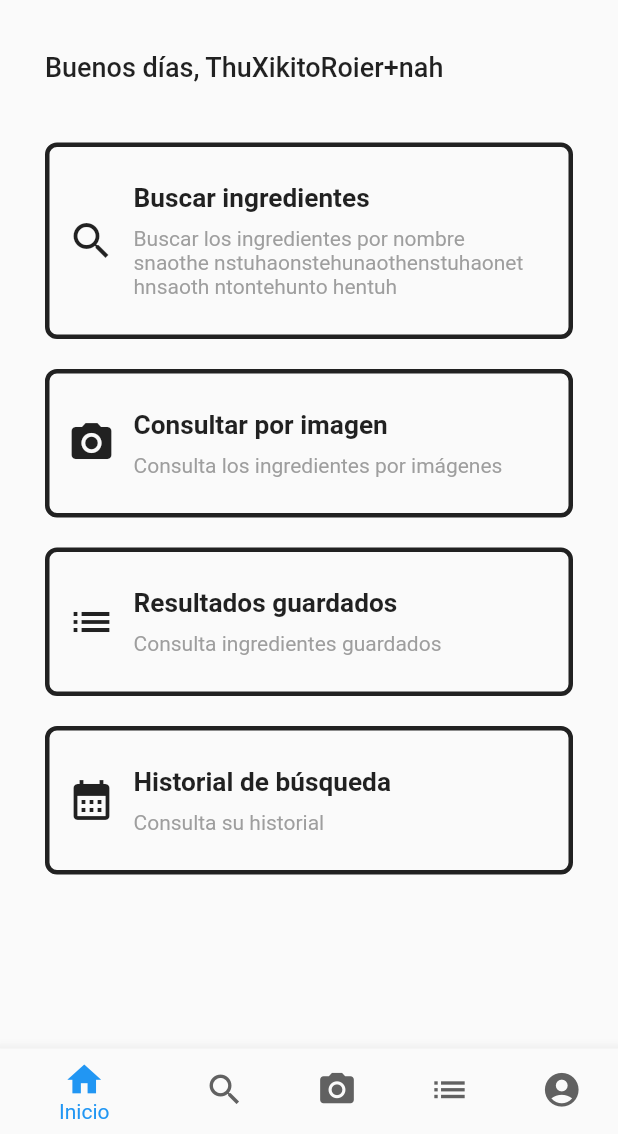
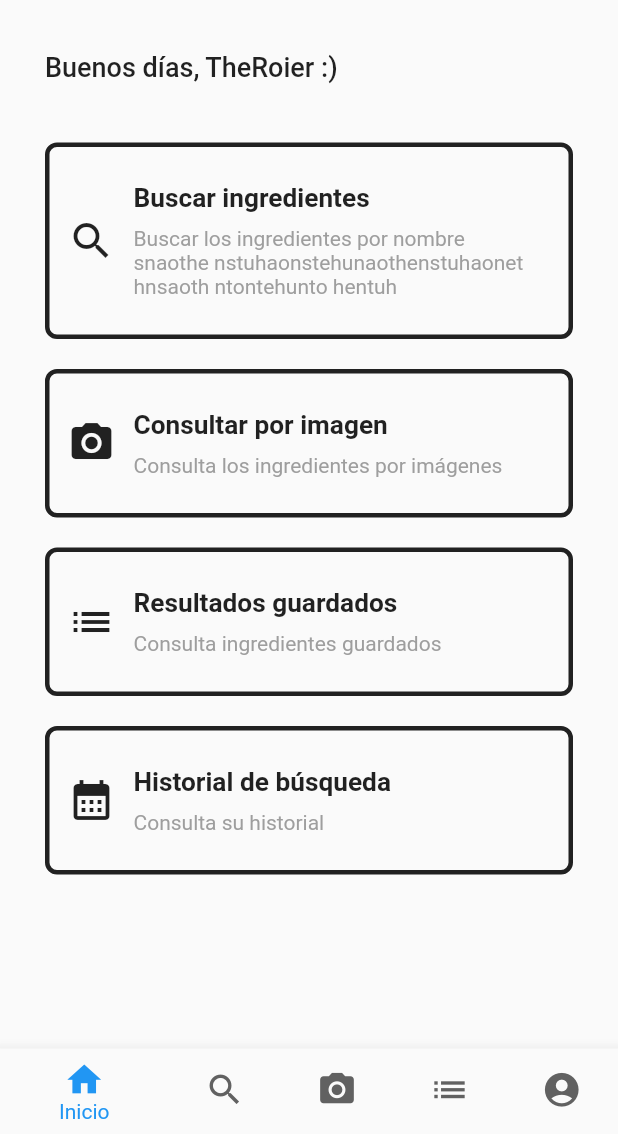
Before and after one commit to roxtrom13/food_and_drug_admin, a Flutter app: the HomePage screen opened directly, on a phone screen of 412 x 824 dp, the part 102-1236 px from its top. Run offline on Flutter 3.47's test engine with Material 2 defaults, Android fonts, the phone set to English and light mode, and no system bars; our stand-ins replace country_picker, font_awesome_flutter; network calls fail.

Commit message:
refactor: change const for dump user name

```diff
--- a/lib/pages/home_tab.dart
+++ b/lib/pages/home_tab.dart
@@ -40,7 +40,7 @@ class _HomeTabState extends State<HomeTab> {
         ),
         const SizedBox(height: 10.0),
         const Text(
-          "Buenos días, ThuXikitoRoier+nah",
+          "Buenos días, TheRoier :)",
           style: TextStyle(
             fontSize: 18.0,
             fontWeight: FontWeight.w500,
```
